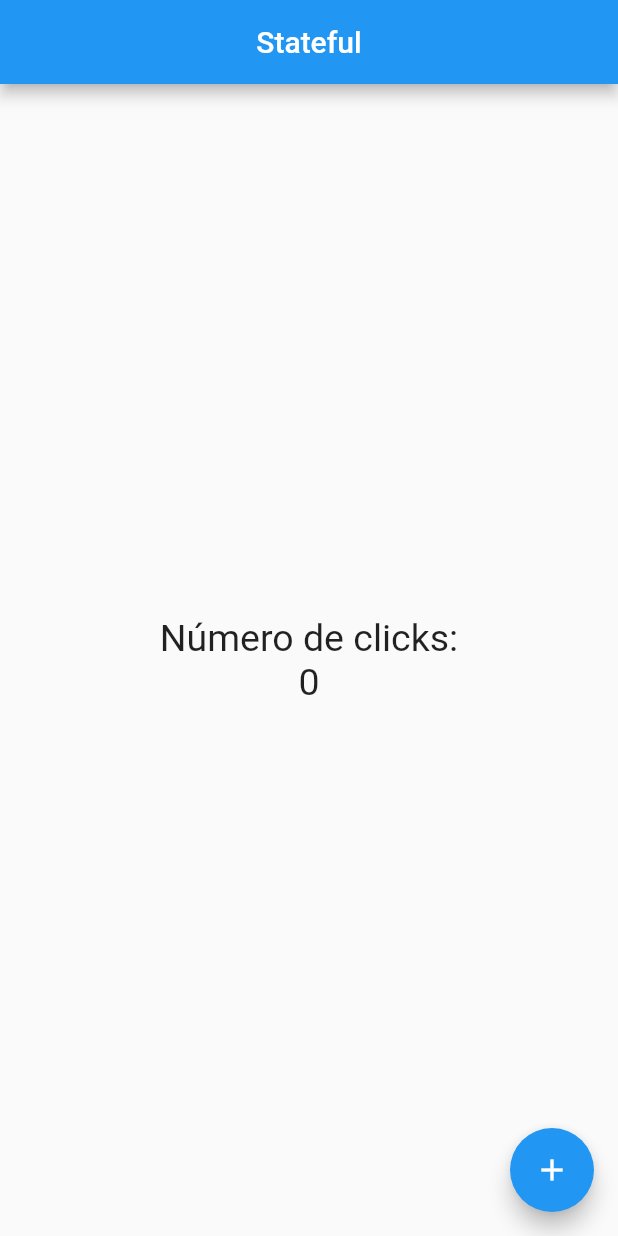
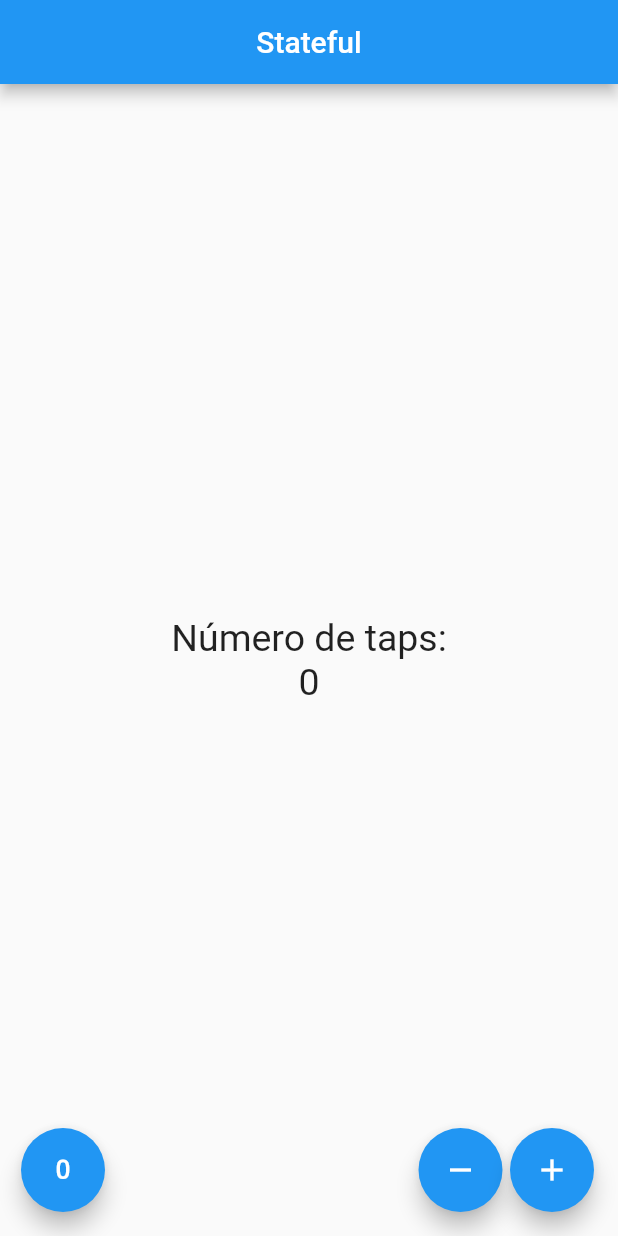
Before and after one commit to michaelrondon27/curso_flutter, a Flutter app: the screen it shows after launch, on a phone screen of 412 x 824 dp. Run offline on Flutter 3.47's test engine with Material 2 defaults, Android fonts, the phone set to English and light mode, and no system bars.

Commit message:
52. Creando mas acciones en nuestros contador

```diff
--- a/contador/lib/src/pages/contador_page.dart
+++ b/contador/lib/src/pages/contador_page.dart
@@ -20,20 +20,48 @@ class _ContadorPageState extends State<ContadorPage> {
       body: Center(
         child: Column(
           children: [
-            Text('Número de clicks:', style: _estiloTexto),
+            Text('Número de taps:', style: _estiloTexto),
             Text('$_conteo', style: _estiloTexto),
           ],
           mainAxisAlignment: MainAxisAlignment.center,
         )
       ),
-      floatingActionButton: FloatingActionButton(
+      floatingActionButton: _crearBotones()
+    );
+  }
+
+  Widget _crearBotones() {
+    return Row(
+      children: [
+        SizedBox(width: 30),
+        FloatingActionButton(
+          child: Icon( Icons.exposure_zero ),
+          onPressed: () {
+            setState(() {
+              _conteo++;
+            });
+          },
+        ),
+        Expanded(child: SizedBox()),
+        FloatingActionButton(
+          child: Icon( Icons.remove ),
+          onPressed: () {
+            setState(() {
+              _conteo--;
+            });
+          },
+        ),
+        SizedBox( width: 5.0 ),
+        FloatingActionButton(
           child: Icon( Icons.add ),
           onPressed: () {
             setState(() {
               _conteo++;
             });
           },
-      ),
+        )
+      ],
+      mainAxisAlignment: MainAxisAlignment.end,
     );
   }
 }
```
Lines whose indentation alone changed are shown as unchanged.
